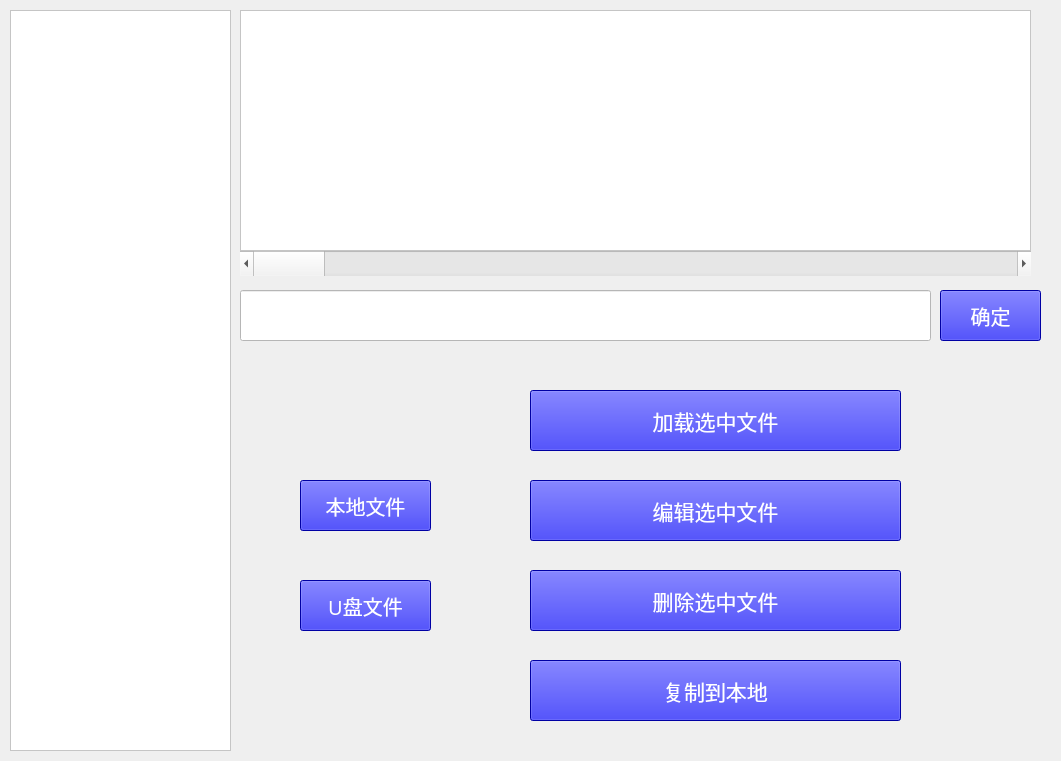
Qt form HighResolutionPrinter/filemanagechild.ui (dxphmj/TwoCharPrinter) before a commit.
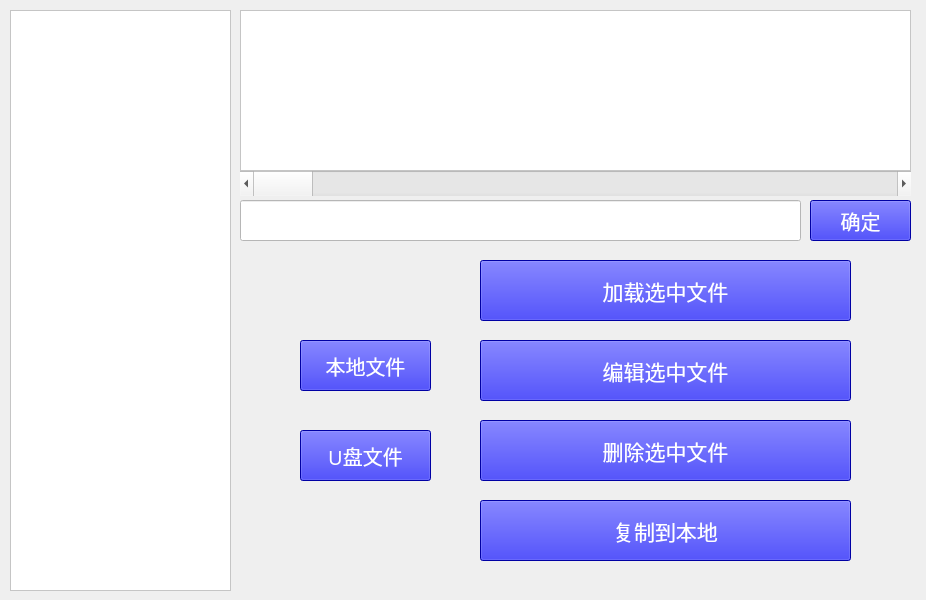
The same form after that commit. Custom widgets are drawn as their Qt base class.

The edit to the form file:
```diff
--- a/HighResolutionPrinter/filemanagechild.ui
+++ b/HighResolutionPrinter/filemanagechild.ui
@@ -6,8 +6,8 @@
    <rect>
     <x>0</x>
     <y>0</y>
-    <width>1061</width>
-    <height>761</height>
+    <width>926</width>
+    <height>600</height>
    </rect>
   </property>
   <property name="windowTitle">
@@ -19,7 +19,7 @@
      <x>10</x>
      <y>10</y>
      <width>221</width>
-     <height>741</height>
+     <height>581</height>
     </rect>
    </property>
    <property name="styleSheet">
@@ -31,8 +31,8 @@
     <rect>
      <x>240</x>
      <y>10</y>
-     <width>791</width>
-     <height>241</height>
+     <width>671</width>
+     <height>161</height>
     </rect>
    </property>
    <property name="styleSheet">
@@ -43,8 +43,8 @@
    <property name="geometry">
     <rect>
      <x>240</x>
-     <y>251</y>
-     <width>791</width>
+     <y>171</y>
+     <width>671</width>
      <height>25</height>
     </rect>
    </property>
@@ -55,8 +55,8 @@
   <widget class="QPushButton" name="copyFile2localBut">
    <property name="geometry">
     <rect>
-     <x>530</x>
-     <y>660</y>
+     <x>480</x>
+     <y>500</y>
      <width>371</width>
      <height>61</height>
     </rect>
@@ -79,7 +79,7 @@
    <property name="geometry">
     <rect>
      <x>300</x>
-     <y>580</y>
+     <y>430</y>
      <width>131</width>
      <height>51</height>
     </rect>
@@ -101,8 +101,8 @@
   <widget class="QPushButton" name="loadSeleFileBut">
    <property name="geometry">
     <rect>
-     <x>530</x>
-     <y>390</y>
+     <x>480</x>
+     <y>260</y>
      <width>371</width>
      <height>61</height>
     </rect>
@@ -125,7 +125,7 @@
    <property name="geometry">
     <rect>
      <x>300</x>
-     <y>480</y>
+     <y>340</y>
      <width>131</width>
      <height>51</height>
     </rect>
@@ -147,8 +147,8 @@
   <widget class="QPushButton" name="editSeleFileBut">
    <property name="geometry">
     <rect>
-     <x>530</x>
-     <y>480</y>
+     <x>480</x>
+     <y>340</y>
      <width>371</width>
      <height>61</height>
     </rect>
@@ -170,8 +170,8 @@
   <widget class="QPushButton" name="delSeleFileBut">
    <property name="geometry">
     <rect>
-     <x>530</x>
-     <y>570</y>
+     <x>480</x>
+     <y>420</y>
      <width>371</width>
      <height>61</height>
     </rect>
@@ -193,10 +193,10 @@
   <widget class="QPushButton" name="OKFileNameBut">
    <property name="geometry">
     <rect>
-     <x>940</x>
-     <y>290</y>
+     <x>810</x>
+     <y>200</y>
      <width>101</width>
-     <height>51</height>
+     <height>41</height>
     </rect>
    </property>
    <property name="font">
@@ -217,9 +217,9 @@
    <property name="geometry">
     <rect>
      <x>240</x>
-     <y>290</y>
-     <width>691</width>
-     <height>51</height>
+     <y>200</y>
+     <width>561</width>
+     <height>41</height>
     </rect>
    </property>
    <property name="font">
```
